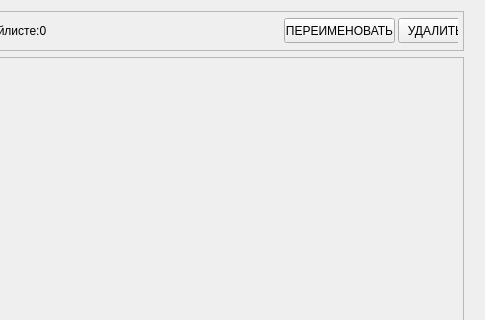
Qt form Python/PlayListStore_4.0/GUI/Playlist.ui (Kamikoto-sama/Kamis-Code) before a commit; both pictures show x 368 to 853 and y 0 to 320 of the 853 by 518 pixel window.
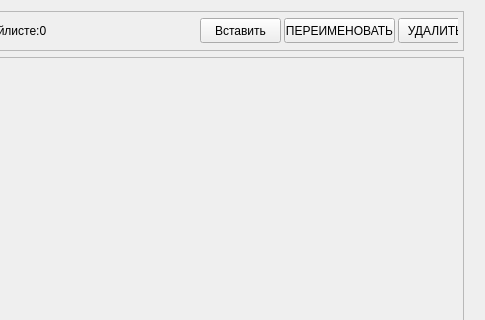
The same form after that commit.

Diff of the .ui file:
```diff
--- a/Python/PlayListStore_4.0/GUI/Playlist.ui
+++ b/Python/PlayListStore_4.0/GUI/Playlist.ui
@@ -206,6 +206,43 @@
           <string>ПЕРЕИМЕНОВАТЬ</string>
          </property>
         </widget>
+        <widget class="QPushButton" name="paste_btn">
+         <property name="enabled">
+          <bool>true</bool>
+         </property>
+         <property name="geometry">
+          <rect>
+           <x>12</x>
+           <y>6</y>
+           <width>81</width>
+           <height>25</height>
+          </rect>
+         </property>
+         <property name="minimumSize">
+          <size>
+           <width>0</width>
+           <height>0</height>
+          </size>
+         </property>
+         <property name="maximumSize">
+          <size>
+           <width>100</width>
+           <height>16777215</height>
+          </size>
+         </property>
+         <property name="cursor">
+          <cursorShape>PointingHandCursor</cursorShape>
+         </property>
+         <property name="focusPolicy">
+          <enum>Qt::NoFocus</enum>
+         </property>
+         <property name="toolTip">
+          <string>&lt;html&gt;&lt;head/&gt;&lt;body&gt;&lt;p&gt;&lt;span style=&quot; font-size:12pt; font-weight:600;&quot;&gt;Вставить тайтл в этот плейлист&lt;/span&gt;&lt;/p&gt;&lt;/body&gt;&lt;/html&gt;</string>
+         </property>
+         <property name="text">
+          <string>Вставить</string>
+         </property>
+        </widget>
        </widget>
       </item>
      </layout>
```
Left out of the diff: 8 changed lines with no effect on the pictures.
